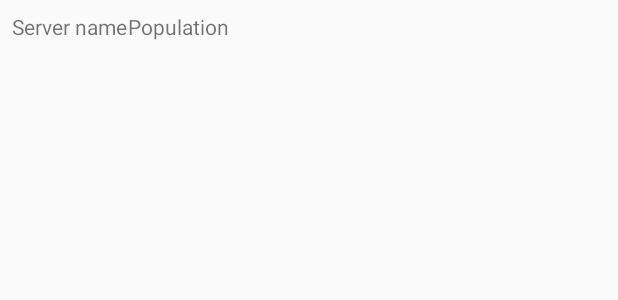
After one commit to jtrollkarl/GW2serveralarm, an Android app: the layout server_list_row.xml on its own in the app's theme, with its tools: preview values and no code run, on a phone screen of 412 x 824 dp. The commit adds this screen. Shown: the top 300 px of the screen. Run offline under Robolectric (Android 15) with nearby library versions, the phone set to English and light mode, and no system bars.

Commit message:
update
- ServerFragment now displays a list of all servers
- added Custom ArrayAdapter for our ListView

```diff
--- a/app/src/main/java/com/moducode/gw2serveralarm/ui/ServerFragmentContract.java
+++ b/app/src/main/java/com/moducode/gw2serveralarm/ui/ServerFragmentContract.java
@@ -17,10 +17,12 @@ public interface ServerFragmentContract {
     interface View extends MvpView{
         void showServerList(List<ServerModel> serverModels);
         void showError(@StringRes int error, Throwable throwable);
+        void showAlarm();
     }
 
     interface Actions extends MvpPresenter<ServerFragmentContract.View>{
         void fetchServers();
+        void monitorServer(ServerModel server);
         void onPause();
     }
 
--- a/app/src/main/java/com/moducode/gw2serveralarm/ui/ServerFragmentPresenter.java
+++ b/app/src/main/java/com/moducode/gw2serveralarm/ui/ServerFragmentPresenter.java
@@ -52,6 +52,11 @@ public class ServerFragmentPresenter extends MvpBasePresenter<ServerFragmentCont
     }
 
     @Override
+    public void monitorServer(String serverId) {
+
+    }
+
+    @Override
     public void onPause() {
         compositeDisposable.clear();
     }
--- /dev/null
+++ b/app/src/main/res/layout/server_list_row.xml
@@ -0,0 +1,21 @@
+<?xml version="1.0" encoding="utf-8"?>
+<LinearLayout xmlns:android="http://schemas.android.com/apk/res/android"
+    android:orientation="horizontal"
+    android:layout_width="match_parent"
+    android:layout_height="wrap_content"
+    xmlns:tools="http://schemas.android.com/tools"
+    android:padding="8dp">
+
+    <TextView
+        android:id="@+id/server_row_name"
+        android:layout_width="wrap_content"
+        android:layout_height="wrap_content"
+        tools:text="Server name"/>
+
+    <TextView
+        android:id="@+id/server_row_population"
+        android:layout_width="wrap_content"
+        android:layout_height="wrap_content"
+        tools:text="Population"/>
+
+</LinearLayout>
```
Also changed, not shown: app/src/main/java/com/moducode/gw2serveralarm/ServerFragment.java (+45 -10 lines), app/src/main/java/com/moducode/gw2serveralarm/ui/adapter/ServerListAdapter.java (added, +50 -0 lines), app/src/main/res/layout/fragment_main.xml (+5 -6 lines).
